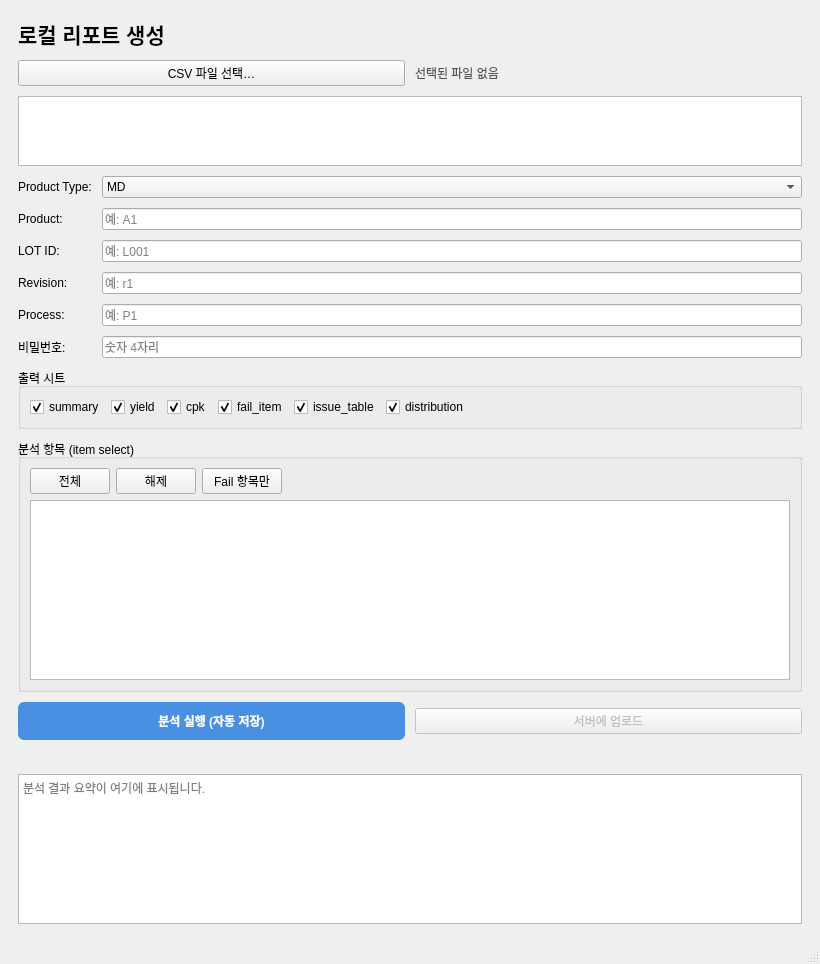
Old version of the form client/honey_main.ui in the repository happyudding/report_server.
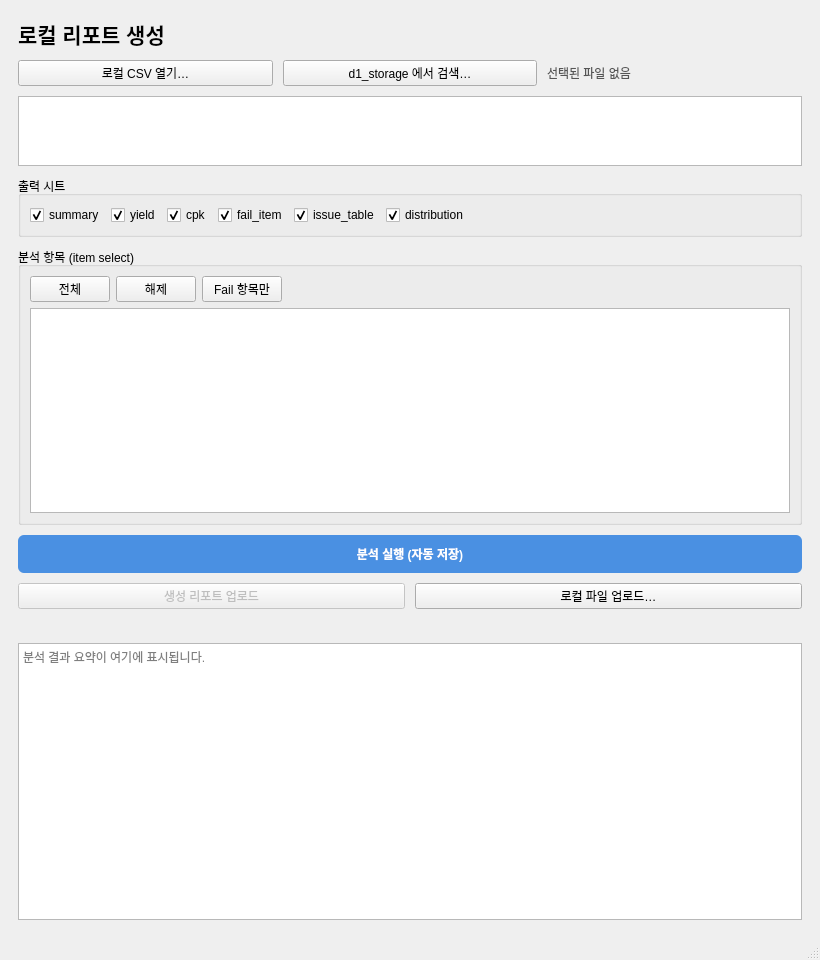
New version of the form.

The edit to the form file:
```diff
--- a/client/honey_main.ui
+++ b/client/honey_main.ui
@@ -32,10 +32,17 @@
     </item>
     <item>
      <layout class="QHBoxLayout" name="horizontalLayout_csv">
+      <item>
+       <widget class="QPushButton" name="btn_open_local">
+        <property name="text">
+         <string>로컬 CSV 열기…</string>
+        </property>
+       </widget>
+      </item>
       <item>
        <widget class="QPushButton" name="btn_pick_csv">
         <property name="text">
-         <string>CSV 파일 선택…</string>
+         <string>d1_storage 에서 검색…</string>
         </property>
        </widget>
       </item>
@@ -61,75 +68,6 @@
       </property>
      </widget>
     </item>
-    <item>
-     <layout class="QFormLayout" name="formLayout">
-      <item row="0" column="0">
-       <widget class="QLabel" name="label_pt">
-        <property name="text"><string>Product Type:</string></property>
-       </widget>
-      </item>
-      <item row="0" column="1">
-       <widget class="QComboBox" name="cb_product_type">
-        <item><property name="text"><string>MD</string></property></item>
-        <item><property name="text"><string>PD</string></property></item>
-        <item><property name="text"><string>PM</string></property></item>
-        <item><property name="text"><string>SE</string></property></item>
-       </widget>
-      </item>
-      <item row="1" column="0">
-       <widget class="QLabel" name="label_product">
-        <property name="text"><string>Product:</string></property>
-       </widget>
-      </item>
-      <item row="1" column="1">
-       <widget class="QLineEdit" name="le_product">
-        <property name="placeholderText"><string>예: A1</string></property>
-       </widget>
-      </item>
-      <item row="2" column="0">
-       <widget class="QLabel" name="label_lot">
-        <property name="text"><string>LOT ID:</string></property>
-       </widget>
-      </item>
-      <item row="2" column="1">
-       <widget class="QLineEdit" name="le_lot_id">
-        <property name="placeholderText"><string>예: L001</string></property>
-       </widget>
-      </item>
-      <item row="3" column="0">
-       <widget class="QLabel" name="label_revision">
-        <property name="text"><string>Revision:</string></property>
-       </widget>
-      </item>
-      <item row="3" column="1">
-       <widget class="QLineEdit" name="le_revision">
-        <property name="placeholderText"><string>예: r1</string></property>
-       </widget>
-      </item>
-      <item row="4" column="0">
-       <widget class="QLabel" name="label_process">
-        <property name="text"><string>Process:</string></property>
-       </widget>
-      </item>
-      <item row="4" column="1">
-       <widget class="QLineEdit" name="le_process">
-        <property name="placeholderText"><string>예: P1</string></property>
-       </widget>
-      </item>
-      <item row="5" column="0">
-       <widget class="QLabel" name="label_pw">
-        <property name="text"><string>비밀번호:</string></property>
-       </widget>
-      </item>
-      <item row="5" column="1">
-       <widget class="QLineEdit" name="le_password">
-        <property name="placeholderText"><string>숫자 4자리</string></property>
-        <property name="echoMode"><enum>QLineEdit::Password</enum></property>
-        <property name="maxLength"><number>4</number></property>
-       </widget>
-      </item>
-     </layout>
-    </item>
     <item>
      <widget class="QGroupBox" name="groupBox_sheets">
       <property name="title">
@@ -227,27 +165,34 @@
      </widget>
     </item>
     <item>
-     <layout class="QHBoxLayout" name="horizontalLayout_actions">
-      <item>
-       <widget class="QPushButton" name="btn_analyze">
-        <property name="text">
-         <string>분석 실행 (자동 저장)</string>
-        </property>
-        <property name="styleSheet">
-         <string notr="true">QPushButton { padding: 10px 18px; font-weight: 600; background: #4a90e2; color: white; border-radius: 6px; } QPushButton:hover { background: #357abd; } QPushButton:disabled { background: #aaa; }</string>
-        </property>
-       </widget>
-      </item>
+     <widget class="QPushButton" name="btn_analyze">
+      <property name="text">
+       <string>분석 실행 (자동 저장)</string>
+      </property>
+      <property name="styleSheet">
+       <string notr="true">QPushButton { padding: 10px 18px; font-weight: 600; background: #4a90e2; color: white; border-radius: 6px; } QPushButton:hover { background: #357abd; } QPushButton:disabled { background: #aaa; }</string>
+      </property>
+     </widget>
+    </item>
+    <item>
+     <layout class="QHBoxLayout" name="horizontalLayout_upload">
       <item>
        <widget class="QPushButton" name="btn_upload">
         <property name="text">
-         <string>서버에 업로드</string>
+         <string>생성 리포트 업로드</string>
         </property>
         <property name="enabled">
          <bool>false</bool>
         </property>
        </widget>
       </item>
+      <item>
+       <widget class="QPushButton" name="btn_upload_local">
+        <property name="text">
+         <string>로컬 파일 업로드…</string>
+        </property>
+       </widget>
+      </item>
      </layout>
     </item>
     <item>
```
